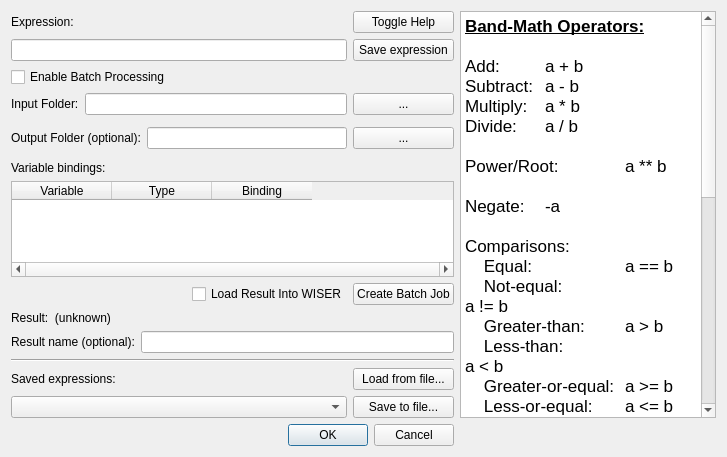
Ehlmann-research-group/WISER, file src/wiser/gui/ui_files/band_math.ui: the form before one commit.
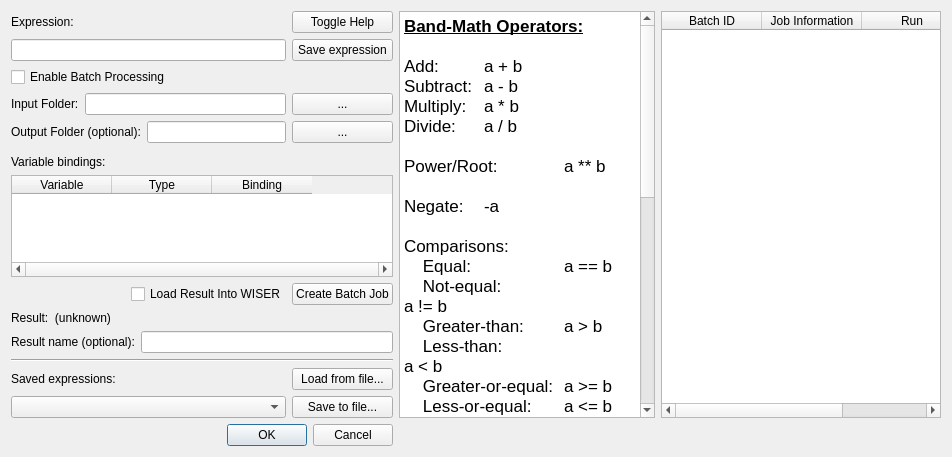
The form after the commit.

Commit message: Batch processing UI looks good

```diff
--- a/src/wiser/gui/ui_files/band_math.ui
+++ b/src/wiser/gui/ui_files/band_math.ui
@@ -6,149 +6,46 @@
    <rect>
     <x>0</x>
     <y>0</y>
-    <width>727</width>
+    <width>952</width>
     <height>457</height>
    </rect>
   </property>
   <property name="windowTitle">
    <string>Band Math</string>
   </property>
-  <layout class="QGridLayout" name="gridLayout" rowstretch="0,0,0,0,0,0,0,0,0,0,0,0,0,0,0,0,0,0,0,0,0,0,0,0,0,0,0" columnstretch="1,0,0">
-   <item row="18" column="1">
-    <widget class="QPushButton" name="btn_load_saved_exprs">
+  <layout class="QGridLayout" name="gridLayout" rowstretch="0,0,0,0,0,0,0,0,0,0,0,0,0,0,0,0,0,0,0,0,0,0,0,0" columnstretch="1,0,0,0">
+   <item row="1" column="1">
+    <widget class="QPushButton" name="btn_toggle_help">
      <property name="text">
-      <string>Load from file...</string>
+      <string>Toggle Help</string>
      </property>
     </widget>
    </item>
-   <item row="14" column="0" rowspan="2" colspan="2">
-    <widget class="QLabel" name="lbl_result_info">
-     <property name="text">
-      <string>Result:  (unknown)</string>
-     </property>
-     <property name="wordWrap">
-      <bool>true</bool>
-     </property>
-    </widget>
-   </item>
-   <item row="13" column="1">
-    <widget class="QPushButton" name="btn_create_batch_job">
-     <property name="text">
-      <string>Create Batch Job</string>
-     </property>
-    </widget>
-   </item>
-   <item row="12" column="0" colspan="2">
-    <widget class="QTableWidget" name="tbl_variables">
-     <property name="horizontalScrollBarPolicy">
-      <enum>Qt::ScrollBarAlwaysOn</enum>
-     </property>
-     <attribute name="horizontalHeaderStretchLastSection">
-      <bool>false</bool>
-     </attribute>
-     <attribute name="verticalHeaderMinimumSectionSize">
-      <number>23</number>
-     </attribute>
-     <column>
-      <property name="text">
-       <string>Variable</string>
-      </property>
-     </column>
-     <column>
-      <property name="text">
-       <string>Type</string>
-      </property>
-     </column>
-     <column>
-      <property name="text">
-       <string>Binding</string>
-      </property>
-     </column>
-    </widget>
-   </item>
-   <item row="6" column="1">
-    <widget class="QPushButton" name="btn_input_folder">
-     <property name="text">
-      <string>...</string>
-     </property>
-    </widget>
-   </item>
-   <item row="10" column="0" rowspan="2" colspan="2">
-    <widget class="QLabel" name="lbl_variables">
-     <property name="text">
-      <string>Variable bindings:</string>
-     </property>
-    </widget>
-   </item>
-   <item row="8" column="0">
-    <layout class="QHBoxLayout" name="hlayout_output_folder">
-     <item>
-      <widget class="QLabel" name="lbl_output_folder">
-       <property name="text">
-        <string>Output Folder (optional):</string>
-       </property>
-      </widget>
-     </item>
-     <item>
-      <widget class="QLineEdit" name="ledit_output_folder"/>
-     </item>
-    </layout>
-   </item>
-   <item row="26" column="0" colspan="2">
-    <widget class="QDialogButtonBox" name="buttonBox">
-     <property name="orientation">
-      <enum>Qt::Horizontal</enum>
-     </property>
-     <property name="standardButtons">
-      <set>QDialogButtonBox::Cancel|QDialogButtonBox::Ok</set>
-     </property>
-    </widget>
-   </item>
-   <item row="16" column="0" colspan="2">
-    <widget class="QWidget" name="wgt_result_name" native="true">
-     <layout class="QGridLayout" name="gridLayout_2">
-      <property name="leftMargin">
-       <number>0</number>
-      </property>
-      <property name="topMargin">
-       <number>0</number>
-      </property>
-      <property name="rightMargin">
-       <number>0</number>
-      </property>
-      <property name="bottomMargin">
-       <number>0</number>
-      </property>
-      <item row="0" column="0">
-       <widget class="QLabel" name="lbl_result_name">
-        <property name="text">
-         <string>Result name (optional):</string>
-        </property>
-        <property name="buddy">
-         <cstring>ledit_result_name</cstring>
-        </property>
-       </widget>
-      </item>
-      <item row="0" column="1">
-       <widget class="QLineEdit" name="ledit_result_name"/>
-      </item>
-     </layout>
-    </widget>
-   </item>
-   <item row="19" column="1">
-    <widget class="QPushButton" name="btn_save_saved_exprs">
-     <property name="text">
-      <string>Save to file...</string>
-     </property>
-    </widget>
-   </item>
-   <item row="19" column="0">
-    <widget class="QComboBox" name="cbox_saved_exprs"/>
-   </item>
    <item row="4" column="0">
-    <widget class="QLineEdit" name="ledit_expression"/>
+    <layout class="QHBoxLayout" name="hlayout_input_folder">
+     <item>
+      <widget class="QLabel" name="lbl_input_folder">
+       <property name="text">
+        <string>Input Folder:</string>
+       </property>
+      </widget>
+     </item>
+     <item>
+      <widget class="QLineEdit" name="ledit_input_folder"/>
+     </item>
+    </layout>
    </item>
-   <item row="3" column="2" rowspan="17">
+   <item row="1" column="0">
+    <widget class="QLabel" name="lbl_math_expr">
+     <property name="text">
+      <string>Expression:</string>
+     </property>
+     <property name="buddy">
+      <cstring>ledit_expression</cstring>
+     </property>
+    </widget>
+   </item>
+   <item row="1" column="2" rowspan="16">
     <widget class="QTextEdit" name="tedit_bandmath_help">
      <property name="focusPolicy">
       <enum>Qt::NoFocus</enum>
@@ -200,14 +97,24 @@
      </property>
     </widget>
    </item>
+   <item row="16" column="0">
+    <widget class="QComboBox" name="cbox_saved_exprs"/>
+   </item>
    <item row="4" column="1">
-    <widget class="QPushButton" name="btn_add_to_saved">
+    <widget class="QPushButton" name="btn_input_folder">
      <property name="text">
-      <string>Save expression</string>
+      <string>...</string>
      </property>
     </widget>
    </item>
-   <item row="18" column="0">
+   <item row="10" column="1">
+    <widget class="QPushButton" name="btn_create_batch_job">
+     <property name="text">
+      <string>Create Batch Job</string>
+     </property>
+    </widget>
+   </item>
+   <item row="15" column="0">
     <widget class="QLabel" name="lbl_saved_exprs">
      <property name="text">
       <string>Saved expressions:</string>
@@ -217,14 +124,93 @@
      </property>
     </widget>
    </item>
-   <item row="17" column="0" colspan="2">
-    <widget class="Line" name="line">
-     <property name="orientation">
-      <enum>Qt::Horizontal</enum>
+   <item row="5" column="0">
+    <layout class="QHBoxLayout" name="hlayout_output_folder">
+     <item>
+      <widget class="QLabel" name="lbl_output_folder">
+       <property name="text">
+        <string>Output Folder (optional):</string>
+       </property>
+      </widget>
+     </item>
+     <item>
+      <widget class="QLineEdit" name="ledit_output_folder"/>
+     </item>
+    </layout>
+   </item>
+   <item row="2" column="0">
+    <widget class="QLineEdit" name="ledit_expression"/>
+   </item>
+   <item row="2" column="1">
+    <widget class="QPushButton" name="btn_add_to_saved">
+     <property name="text">
+      <string>Save expression</string>
      </property>
     </widget>
    </item>
-   <item row="13" column="0">
+   <item row="11" column="0" rowspan="2" colspan="2">
+    <widget class="QLabel" name="lbl_result_info">
+     <property name="text">
+      <string>Result:  (unknown)</string>
+     </property>
+     <property name="wordWrap">
+      <bool>true</bool>
+     </property>
+    </widget>
+   </item>
+   <item row="13" column="0" colspan="2">
+    <widget class="QWidget" name="wgt_result_name" native="true">
+     <layout class="QGridLayout" name="gridLayout_2">
+      <property name="leftMargin">
+       <number>0</number>
+      </property>
+      <property name="topMargin">
+       <number>0</number>
+      </property>
+      <property name="rightMargin">
+       <number>0</number>
+      </property>
+      <property name="bottomMargin">
+       <number>0</number>
+      </property>
+      <item row="0" column="0">
+       <widget class="QLabel" name="lbl_result_name">
+        <property name="text">
+         <string>Result name (optional):</string>
+        </property>
+        <property name="buddy">
+         <cstring>ledit_result_name</cstring>
+        </property>
+       </widget>
+      </item>
+      <item row="0" column="1">
+       <widget class="QLineEdit" name="ledit_result_name"/>
+      </item>
+     </layout>
+    </widget>
+   </item>
+   <item row="7" column="0" rowspan="2" colspan="2">
+    <widget class="QLabel" name="lbl_variables">
+     <property name="text">
+      <string>Variable bindings:</string>
+     </property>
+    </widget>
+   </item>
+   <item row="5" column="1">
+    <widget class="QPushButton" name="btn_output_folder">
+     <property name="text">
+      <string>...</string>
+     </property>
+    </widget>
+   </item>
+   <item row="15" column="1">
+    <widget class="QPushButton" name="btn_load_saved_exprs">
+     <property name="text">
+      <string>Load from file...</string>
+     </property>
+    </widget>
+   </item>
+   <item row="10" column="0">
     <layout class="QHBoxLayout" name="hlayout_load_into_wiser">
      <item>
       <spacer name="hspacer_load_into_wiser">
@@ -249,48 +235,99 @@
     </layout>
    </item>
    <item row="3" column="0">
-    <widget class="QLabel" name="lbl_math_expr">
-     <property name="text">
-      <string>Expression:</string>
-     </property>
-     <property name="buddy">
-      <cstring>ledit_expression</cstring>
-     </property>
-    </widget>
-   </item>
-   <item row="6" column="0">
-    <layout class="QHBoxLayout" name="hlayout_input_folder">
-     <item>
-      <widget class="QLabel" name="lbl_input_folder">
-       <property name="text">
-        <string>Input Folder:</string>
-       </property>
-      </widget>
-     </item>
-     <item>
-      <widget class="QLineEdit" name="ledit_input_folder"/>
-     </item>
-    </layout>
-   </item>
-   <item row="5" column="0">
     <widget class="QCheckBox" name="chkbox_enable_batch">
      <property name="text">
       <string>Enable Batch Processing</string>
      </property>
     </widget>
    </item>
-   <item row="3" column="1">
-    <widget class="QPushButton" name="btn_toggle_help">
+   <item row="16" column="1">
+    <widget class="QPushButton" name="btn_save_saved_exprs">
      <property name="text">
-      <string>Toggle Help</string>
+      <string>Save to file...</string>
      </property>
     </widget>
    </item>
-   <item row="8" column="1">
-    <widget class="QPushButton" name="btn_output_folder">
-     <property name="text">
-      <string>...</string>
+   <item row="9" column="0" colspan="2">
+    <widget class="QTableWidget" name="tbl_variables">
+     <property name="horizontalScrollBarPolicy">
+      <enum>Qt::ScrollBarAlwaysOn</enum>
      </property>
+     <attribute name="horizontalHeaderStretchLastSection">
+      <bool>false</bool>
+     </attribute>
+     <attribute name="verticalHeaderMinimumSectionSize">
+      <number>23</number>
+     </attribute>
+     <column>
+      <property name="text">
+       <string>Variable</string>
+      </property>
+     </column>
+     <column>
+      <property name="text">
+       <string>Type</string>
+      </property>
+     </column>
+     <column>
+      <property name="text">
+       <string>Binding</string>
+      </property>
+     </column>
+    </widget>
+   </item>
+   <item row="23" column="0" colspan="2">
+    <widget class="QDialogButtonBox" name="buttonBox">
+     <property name="orientation">
+      <enum>Qt::Horizontal</enum>
+     </property>
+     <property name="standardButtons">
+      <set>QDialogButtonBox::Cancel|QDialogButtonBox::Ok</set>
+     </property>
+    </widget>
+   </item>
+   <item row="14" column="0" colspan="2">
+    <widget class="Line" name="line">
+     <property name="orientation">
+      <enum>Qt::Horizontal</enum>
+     </property>
+    </widget>
+   </item>
+   <item row="1" column="3" rowspan="16">
+    <widget class="QTableWidget" name="tbl_wdgt_batch_jobs">
+     <property name="minimumSize">
+      <size>
+       <width>280</width>
+       <height>0</height>
+      </size>
+     </property>
+     <property name="rowCount">
+      <number>0</number>
+     </property>
+     <attribute name="horizontalHeaderVisible">
+      <bool>true</bool>
+     </attribute>
+     <attribute name="horizontalHeaderCascadingSectionResizes">
+      <bool>false</bool>
+     </attribute>
+     <attribute name="horizontalHeaderHighlightSections">
+      <bool>true</bool>
+     </attribute>
+     <column>
+      <property name="text">
+       <string>Batch ID</string>
+      </property>
+     </column>
+     <column>
+      <property name="text">
+       <string>Job Information</string>
+      </property>
+     </column>
+     <column>
+      <property name="text">
+       <string>Run</string>
+      </property>
+     </column>
     </widget>
    </item>
   </layout>
```
The commit also changes 1 other file.
